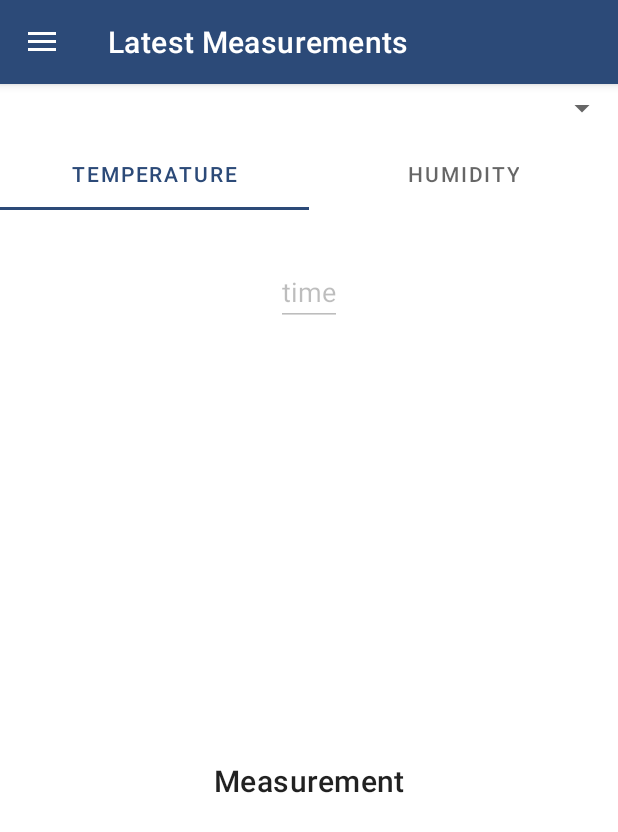
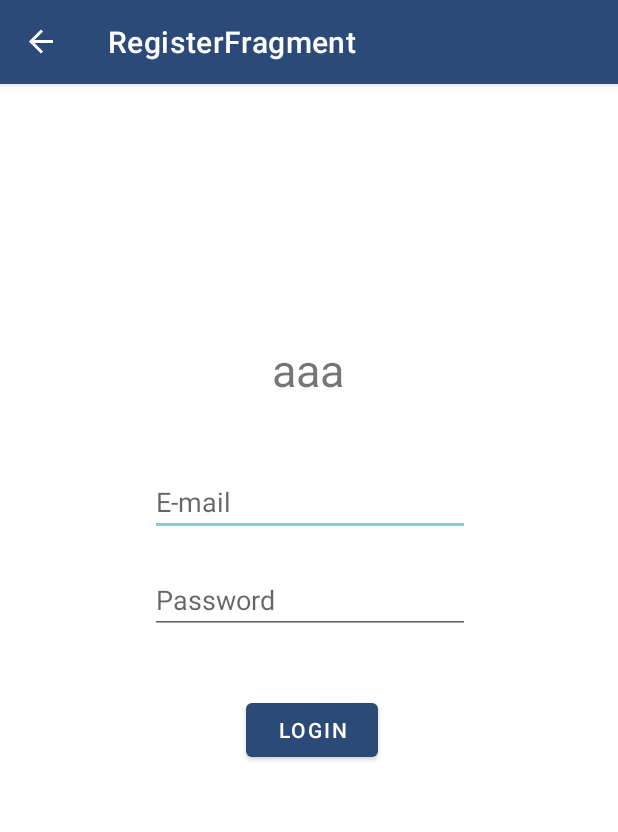
Before and after one commit to HolaSombreros/SEP4, an Android app: the screen it shows after launch (MainActivity), on a phone screen of 412 x 824 dp. Shown: the top 832 px of the screen. Run offline under Robolectric (Android 15) with nearby library versions, the light colour scheme and no system bars; our stand-ins replace navigation-ui; 3 statements that could not run were skipped.

Commit message:
Update navigation_layout.xml

```diff
--- a/AND/app/src/main/res/navigation/navigation_layout.xml
+++ b/AND/app/src/main/res/navigation/navigation_layout.xml
@@ -3,7 +3,7 @@
     xmlns:app="http://schemas.android.com/apk/res-auto"
     xmlns:tools="http://schemas.android.com/tools"
     android:id="@+id/navigation_layout"
-    app:startDestination="@id/latestMeasurementFragment">
+    app:startDestination="@id/loginFragment">
     <fragment
         android:id="@+id/latestMeasurementFragment"
         android:name="com.example.farmerama.uilayer.environment.LatestMeasurementFragment"
```
